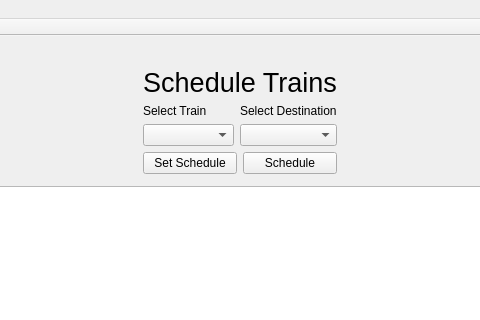
The window that Final_Project/mainwindow.ui (DHEastin/CPE-453---Team-1B) describes before a commit, drawn with Qt 5; both pictures show x 278 to 758 and y 0 to 320 of the 1300 by 423 pixel window.
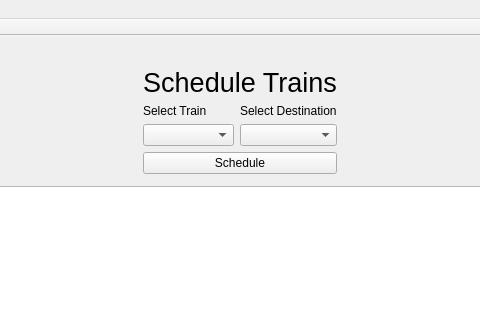
The same window after the commit.

The edit to the form file:
```diff
--- a/Final_Project/mainwindow.ui
+++ b/Final_Project/mainwindow.ui
@@ -61,7 +61,7 @@
      </size>
     </property>
    </widget>
-   <widget class="QWidget" name="">
+   <widget class="QWidget" name="layoutWidget">
     <property name="geometry">
      <rect>
       <x>410</x>
@@ -125,13 +125,6 @@
        </item>
        <item>
         <layout class="QHBoxLayout" name="horizontalLayout_2">
-         <item>
-          <widget class="QPushButton" name="set_scheduleButton">
-           <property name="text">
-            <string>Set Schedule</string>
-           </property>
-          </widget>
-         </item>
          <item>
           <widget class="QPushButton" name="scheduleButton">
            <property name="text">
```
